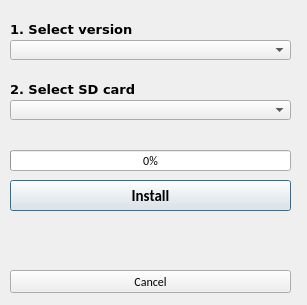
Old version of the form installer.ui in the repository xbianonpi/xbian-installer-universal.
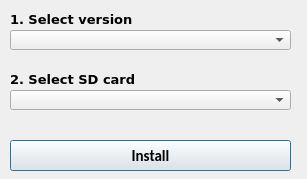
New version of the form. Icons and pictures are not drawn.

What changed in the file:
```diff
--- a/installer.ui
+++ b/installer.ui
@@ -7,7 +7,7 @@
     <x>0</x>
     <y>0</y>
     <width>307</width>
-    <height>305</height>
+    <height>179</height>
    </rect>
   </property>
   <property name="sizePolicy">
@@ -40,55 +40,11 @@
   <property name="layoutDirection">
    <enum>Qt::LeftToRight</enum>
   </property>
-  <widget class="QLabel" name="messageBar">
-   <property name="geometry">
-    <rect>
-     <x>10</x>
-     <y>340</y>
-     <width>271</width>
-     <height>20</height>
-    </rect>
-   </property>
-   <property name="sizePolicy">
-    <sizepolicy hsizetype="Fixed" vsizetype="Fixed">
-     <horstretch>0</horstretch>
-     <verstretch>0</verstretch>
-    </sizepolicy>
-   </property>
-   <property name="font">
-    <font>
-     <family>Verdana</family>
-     <pointsize>9</pointsize>
-    </font>
-   </property>
-   <property name="text">
-    <string/>
-   </property>
-   <property name="alignment">
-    <set>Qt::AlignJustify|Qt::AlignVCenter</set>
-   </property>
-  </widget>
-  <widget class="QProgressBar" name="progressBar">
-   <property name="geometry">
-    <rect>
-     <x>10</x>
-     <y>150</y>
-     <width>281</width>
-     <height>21</height>
-    </rect>
-   </property>
-   <property name="value">
-    <number>0</number>
-   </property>
-   <property name="textVisible">
-    <bool>true</bool>
-   </property>
-  </widget>
   <widget class="QLabel" name="releaseLabel">
    <property name="geometry">
     <rect>
      <x>10</x>
-     <y>20</y>
+     <y>10</y>
      <width>171</width>
      <height>18</height>
     </rect>
@@ -115,7 +71,7 @@
    <property name="geometry">
     <rect>
      <x>10</x>
-     <y>180</y>
+     <y>140</y>
      <width>281</width>
      <height>31</height>
     </rect>
@@ -135,7 +91,7 @@
    <property name="geometry">
     <rect>
      <x>10</x>
-     <y>40</y>
+     <y>30</y>
      <width>281</width>
      <height>20</height>
     </rect>
@@ -147,30 +103,11 @@
     </font>
    </property>
   </widget>
-  <widget class="QPushButton" name="cancelButton">
-   <property name="geometry">
-    <rect>
-     <x>10</x>
-     <y>270</y>
-     <width>281</width>
-     <height>23</height>
-    </rect>
-   </property>
-   <property name="sizePolicy">
-    <sizepolicy hsizetype="Fixed" vsizetype="Fixed">
-     <horstretch>0</horstretch>
-     <verstretch>0</verstretch>
-    </sizepolicy>
-   </property>
-   <property name="text">
-    <string>Cancel</string>
-   </property>
-  </widget>
   <widget class="QLabel" name="label">
    <property name="geometry">
     <rect>
      <x>10</x>
-     <y>80</y>
+     <y>70</y>
      <width>231</width>
      <height>18</height>
     </rect>
@@ -191,7 +128,7 @@
    <property name="geometry">
     <rect>
      <x>10</x>
-     <y>100</y>
+     <y>90</y>
      <width>281</width>
      <height>20</height>
     </rect>
```
